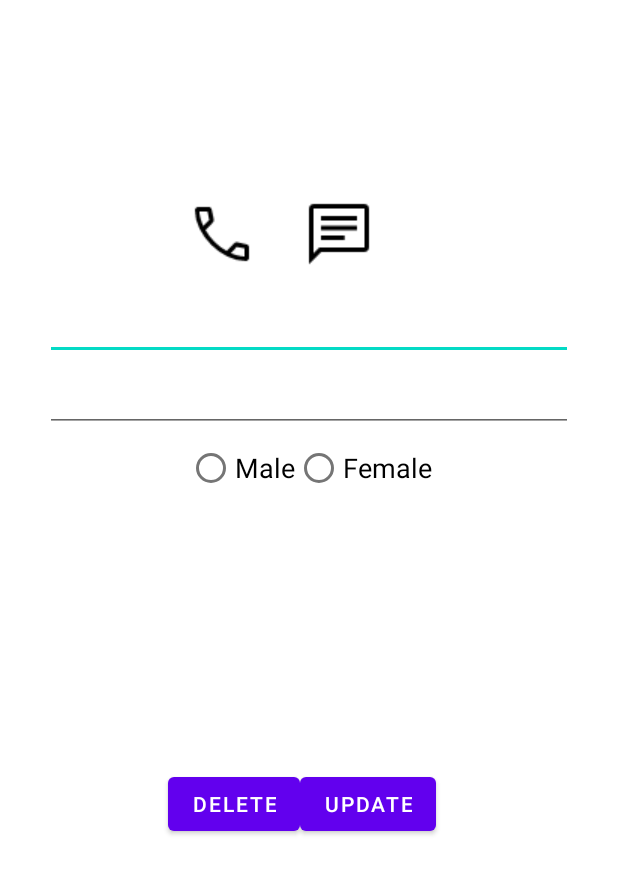
After one commit to QuangAnhTr9s/DanhBa, an Android app: the layout fragment_setting.xml on its own in the app's theme, with its tools: preview values and no code run, on a phone screen of 412 x 824 dp. The commit adds this screen. Shown: the top 874 px of the screen. Run offline under Robolectric (Android 15) with nearby library versions, the phone set to English and light mode, and no system bars.

Commit message:
updateFragmentSetting

```diff
--- a/app/build.gradle
+++ b/app/build.gradle
@@ -32,6 +32,8 @@ dependencies {
     implementation 'androidx.appcompat:appcompat:1.4.2'
     implementation 'com.google.android.material:material:1.6.1'
     implementation 'androidx.constraintlayout:constraintlayout:2.1.4'
+    implementation 'com.google.code.gson:gson:2.8.8'
+
     testImplementation 'junit:junit:4.13.2'
     androidTestImplementation 'androidx.test.ext:junit:1.1.3'
     androidTestImplementation 'androidx.test.espresso:espresso-core:3.4.0'
--- a/app/src/main/java/com/tqa/btdanhba/MainActivity.java
+++ b/app/src/main/java/com/tqa/btdanhba/MainActivity.java
@@ -14,6 +14,7 @@ import com.google.gson.Gson;
 import com.google.gson.reflect.TypeToken;
 import com.tqa.btdanhba.adapter.CustomAdapter;
 import com.tqa.btdanhba.model.Contact;
+import com.tqa.btdanhba.model.FragmentSetting;
 
 import java.lang.reflect.Type;
 import java.util.ArrayList;
@@ -46,14 +47,19 @@ public class MainActivity extends AppCompatActivity {
         }
         customAdapter = new CustomAdapter(this, R.layout.row_item_contact, arrayContact);
         lv_danhBa.setAdapter(customAdapter);
+        lv_danhBa.setOnClickListener(view -> {
+            FragmentTransaction fragmentTransaction = fragmentManager.beginTransaction();
+            fragmentTransaction.add(R.id.main_activity, new FragmentSetting(), "FragmentSetting");
+            fragmentTransaction.addToBackStack("FragSetting");
+            fragmentTransaction.commit();
+        });
         recieveDataFragmentAdd();
 
         imgbtn_add.setOnClickListener(v -> {
             FragmentTransaction fragmentTransaction = fragmentManager.beginTransaction();
             fragmentTransaction.add(R.id.main_activity, new FragmentAdd(), "FragmentAdd");
-            fragmentTransaction.addToBackStack("add");
+            fragmentTransaction.addToBackStack("FragAdd");
             fragmentTransaction.commit();
-
         });
 
     }
--- a/app/src/main/java/com/tqa/btdanhba/adapter/CustomAdapter.java
+++ b/app/src/main/java/com/tqa/btdanhba/adapter/CustomAdapter.java
@@ -1,9 +1,6 @@
 package com.tqa.btdanhba.adapter;
 
 import android.content.Context;
-import android.content.res.Resources;
-import android.graphics.Bitmap;
-import android.graphics.BitmapFactory;
 import android.view.LayoutInflater;
 import android.view.View;
 import android.view.ViewGroup;
--- /dev/null
+++ b/app/src/main/java/com/tqa/btdanhba/model/FragmentSetting.java
@@ -0,0 +1,23 @@
+package com.tqa.btdanhba.model;
+
+import android.os.Bundle;
+
+import androidx.fragment.app.Fragment;
+
+import android.view.LayoutInflater;
+import android.view.View;
+import android.view.ViewGroup;
+
+import com.tqa.btdanhba.R;
+
+
+public class FragmentSetting extends Fragment {
+
+    @Override
+    public View onCreateView(LayoutInflater inflater, ViewGroup container,
+                             Bundle savedInstanceState) {
+        View view = inflater.inflate(R.layout.fragment_setting, container, false);
+
+        return view;
+    }
+}
--- /dev/null
+++ b/app/src/main/res/layout/fragment_setting.xml
@@ -0,0 +1,105 @@
+<?xml version="1.0" encoding="utf-8"?>
+<androidx.constraintlayout.widget.ConstraintLayout xmlns:android="http://schemas.android.com/apk/res/android"
+    xmlns:app="http://schemas.android.com/apk/res-auto"
+    xmlns:tools="http://schemas.android.com/tools"
+    android:layout_width="match_parent"
+    android:layout_height="match_parent"
+    tools:context=".model.FragmentSetting">
+
+    <ImageButton
+        android:id="@+id/imageButton"
+        android:layout_width="wrap_content"
+        android:layout_height="wrap_content"
+        android:layout_marginStart="124dp"
+        android:layout_marginTop="132dp"
+        android:background="@drawable/icon_call"
+        android:contentDescription="@string/call"
+        app:layout_constraintStart_toStartOf="parent"
+        app:layout_constraintTop_toTopOf="parent" />
+
+    <ImageButton
+        android:layout_width="wrap_content"
+        android:layout_height="wrap_content"
+        android:layout_marginStart="16dp"
+        android:layout_marginTop="132dp"
+        android:background="@drawable/icon_chat"
+        android:contentDescription="@string/chat"
+        app:layout_constraintEnd_toEndOf="parent"
+        app:layout_constraintHorizontal_bias="0.08"
+        app:layout_constraintStart_toEndOf="@+id/imageButton"
+        app:layout_constraintTop_toTopOf="parent" />
+
+    <EditText
+        android:id="@+id/edt_name_frag_setting"
+        android:layout_width="match_parent"
+        android:layout_height="wrap_content"
+        android:layout_marginStart="30dp"
+        android:layout_marginTop="192dp"
+        android:layout_marginEnd="30dp"
+        android:inputType="text"
+        android:minHeight="48dp"
+        app:layout_constraintEnd_toEndOf="parent"
+        app:layout_constraintHorizontal_bias="0.498"
+        app:layout_constraintStart_toStartOf="parent"
+        app:layout_constraintTop_toTopOf="parent" />
+
+    <EditText
+        android:id="@+id/edt_phoneNumber_frag_setting"
+        android:layout_width="match_parent"
+        android:layout_height="wrap_content"
+        android:layout_marginStart="30dp"
+        android:layout_marginEnd="30dp"
+        android:inputType="phone"
+        android:minHeight="48dp"
+        app:layout_constraintEnd_toEndOf="parent"
+        app:layout_constraintStart_toStartOf="parent"
+        app:layout_constraintTop_toBottomOf="@+id/edt_name_frag_setting" />
+
+    <RadioGroup
+        android:id="@+id/radioGroup"
+        android:layout_width="wrap_content"
+        android:layout_height="wrap_content"
+        android:orientation="horizontal"
+        app:layout_constraintEnd_toEndOf="parent"
+        app:layout_constraintStart_toStartOf="parent"
+        app:layout_constraintTop_toBottomOf="@+id/edt_phoneNumber_frag_setting">
+
+        <RadioButton
+            android:id="@+id/radioButton_male_frag_setting"
+            android:layout_width="match_parent"
+            android:layout_height="wrap_content"
+            android:layout_weight="1"
+            android:text="@string/male"
+            android:textSize="18sp" />
+
+        <RadioButton
+            android:id="@+id/radioButton_female_frag_setting"
+            android:layout_width="match_parent"
+            android:layout_height="wrap_content"
+            android:layout_weight="1"
+            android:text="@string/female"
+            android:textSize="18sp" />
+    </RadioGroup>
+
+    <Button
+        android:text="@string/delete"
+        android:id="@+id/btn_delete"
+        android:layout_width="wrap_content"
+        android:layout_height="wrap_content"
+        android:layout_marginStart="112dp"
+        android:layout_marginTop="176dp"
+        app:layout_constraintStart_toStartOf="parent"
+        app:layout_constraintTop_toBottomOf="@+id/radioGroup" />
+
+    <Button
+        android:text="@string/update"
+        android:id="@+id/btn_update"
+        android:layout_width="wrap_content"
+        android:layout_height="wrap_content"
+        android:layout_marginTop="176dp"
+        app:layout_constraintEnd_toEndOf="parent"
+        app:layout_constraintHorizontal_bias="0.0"
+        app:layout_constraintStart_toEndOf="@+id/btn_delete"
+        app:layout_constraintTop_toBottomOf="@+id/radioGroup" />
+
+</androidx.constraintlayout.widget.ConstraintLayout>
--- a/app/src/main/res/values/strings.xml
+++ b/app/src/main/res/values/strings.xml
@@ -1,10 +1,16 @@
 <resources>
     <string name="app_name">BT.DanhBa</string>
-    <string name="name">Name</string>
-    <string name="phone_number">Phone Number</string>
     <string name="male">Male</string>
     <string name="female">Female</string>
     <string name="add">Add</string>
     <string name="_0123456789">0123456789</string>
     <string name="todo">TODO</string>
+    <string name="name">Name</string>
+    <string name="phone_number">Phone Number</string>
+    <!-- TODO: Remove or change this placeholder text -->
+    <string name="hello_blank_fragment">Hello blank fragment</string>
+    <string name="call">Call</string>
+    <string name="chat">Chat</string>
+    <string name="delete">Delete</string>
+    <string name="update">Update</string>
 </resources>
```
Also changed, not shown: app/src/main/res/drawable/icon_call.png (added), app/src/main/res/drawable/icon_chat.png (added).
